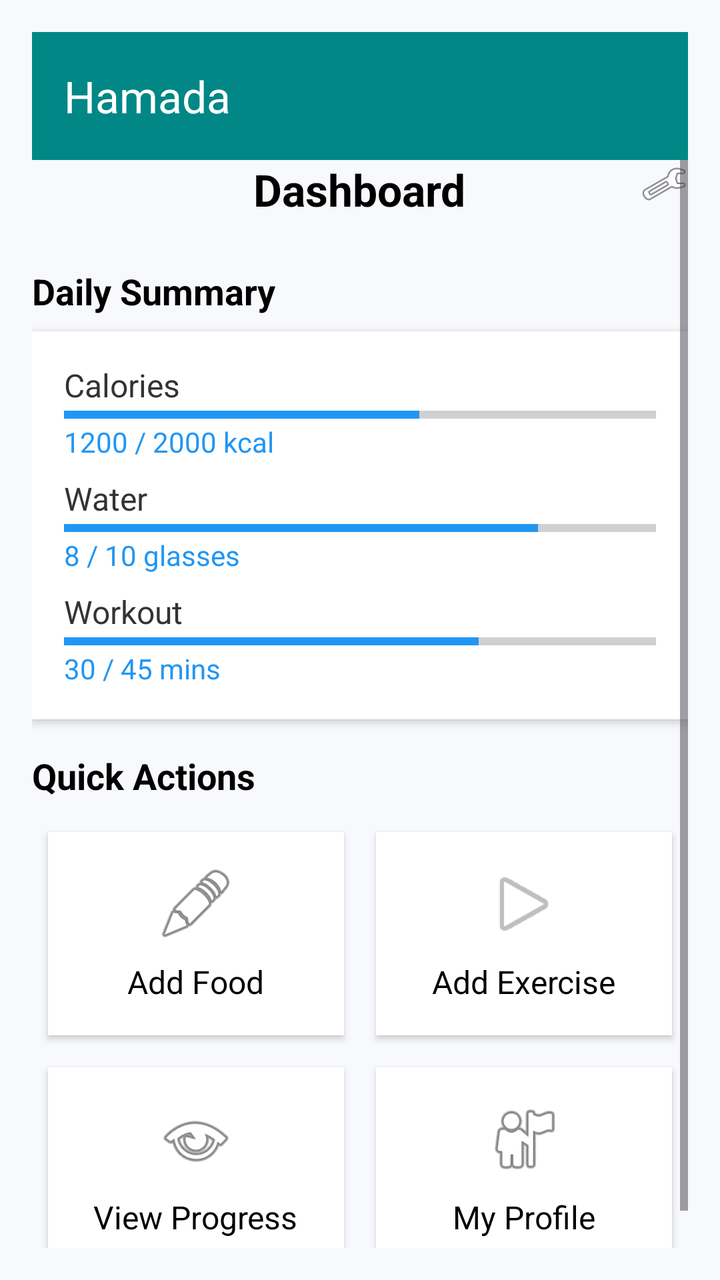
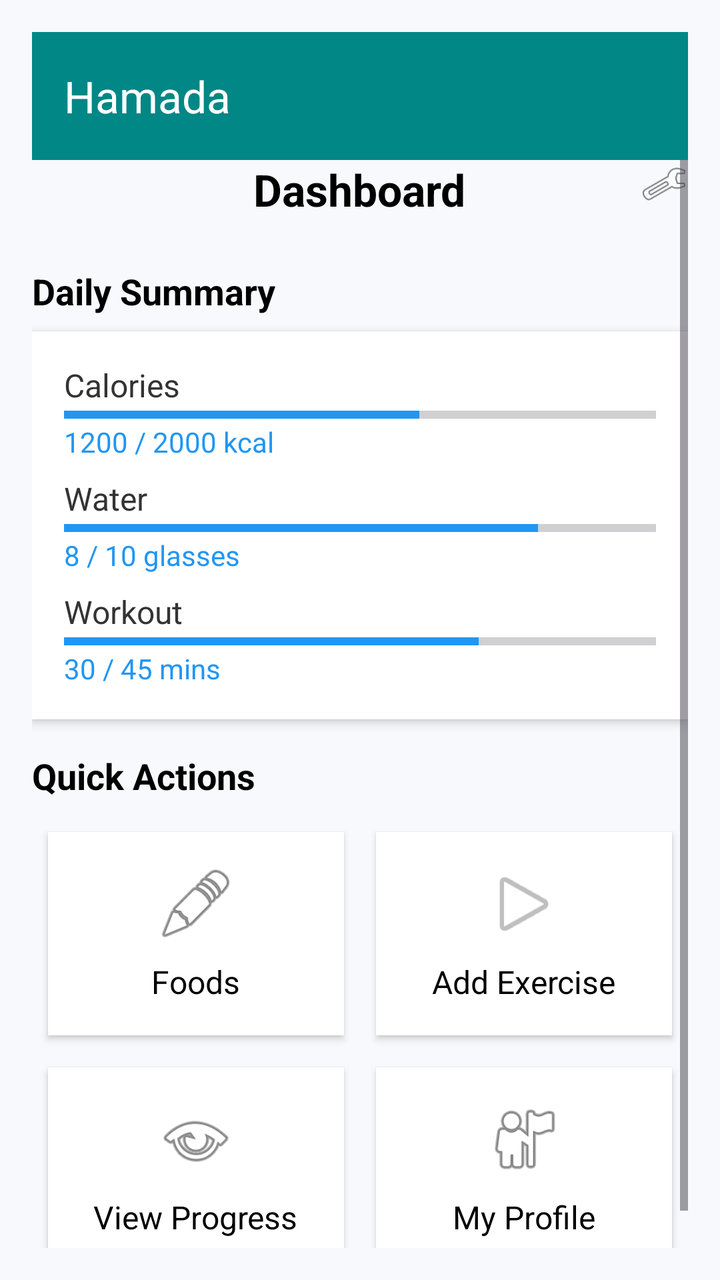

The first picture is an Android layout as it rendered before a commit; the second is the same layout after the commit. The layout source and the unified diff follow.
<!-- AndroidManifest.xml: application theme Theme.FinalHamada -->
<!-- res/layout/activity_dashboard1.xml -->
<?xml version="1.0" encoding="utf-8"?>
<androidx.drawerlayout.widget.DrawerLayout
    xmlns:android="http://schemas.android.com/apk/res/android"
    xmlns:app="http://schemas.android.com/apk/res-auto"
    android:id="@+id/drawer_layout"
    android:layout_width="match_parent"
    android:layout_height="match_parent">

    
    <LinearLayout
        android:id="@+id/main"
        android:orientation="vertical"
        android:layout_width="match_parent"
        android:layout_height="match_parent"
        android:background="#F7F9FC"
        android:padding="16dp">

        
        <androidx.appcompat.widget.Toolbar
            android:id="@+id/toolbar"
            android:layout_width="match_parent"
            android:layout_height="?attr/actionBarSize"
            android:background="@color/teal_700"
            app:title="Hamada"
            app:titleTextColor="@android:color/white"/>

        
        <ScrollView
            android:layout_width="match_parent"
            android:layout_height="match_parent">

            <LinearLayout
                android:orientation="vertical"
                android:layout_width="match_parent"
                android:layout_height="wrap_content">

                
                <RelativeLayout
                    android:layout_width="match_parent"
                    android:layout_height="wrap_content">

                    <TextView
                        android:id="@+id/tvTitle"
                        android:layout_width="wrap_content"
                        android:layout_height="wrap_content"
                        android:text="Dashboard"
                        android:textSize="22sp"
                        android:textStyle="bold"
                        android:layout_centerHorizontal="true"
                        android:layout_marginBottom="8dp"
                        android:textColor="#000"/>

                    <ImageView
                        android:src="@android:drawable/ic_menu_manage"
                        android:layout_alignParentEnd="true"
                        android:contentDescription="Settings"
                        android:layout_width="24dp"
                        android:layout_height="24dp"/>
                </RelativeLayout>

                
                <TextView
                    android:id="@+id/tvDailyS"
                    android:layout_width="wrap_content"
                    android:layout_height="wrap_content"
                    android:layout_marginTop="16dp"
                    android:layout_marginBottom="8dp"
                    android:text="Daily Summary"
                    android:textColor="#000"
                    android:textSize="18sp"
                    android:textStyle="bold" />

                <LinearLayout
                    android:orientation="vertical"
                    android:background="@android:color/white"
                    android:elevation="3dp"
                    android:padding="16dp"
                    android:layout_marginBottom="16dp"
                    android:layout_width="match_parent"
                    android:layout_height="wrap_content"
                    android:clipToOutline="true">

                    
                    <TextView
                        android:id="@+id/tvCalories"
                        android:layout_width="wrap_content"
                        android:layout_height="wrap_content"
                        android:text="Calories"
                        android:textColor="#333"
                        android:textSize="16sp" />

                    <ProgressBar
                        android:id="@+id/progressBar"
                        style="?android:attr/progressBarStyleHorizontal"
                        android:layout_width="match_parent"
                        android:layout_height="8dp"
                        android:max="100"
                        android:progress="60"
                        android:progressTint="#2196F3" />

                    <TextView
                        android:id="@+id/tvkcal"
                        android:layout_width="wrap_content"
                        android:layout_height="wrap_content"
                        android:layout_marginBottom="8dp"
                        android:text="1200 / 2000 kcal"
                        android:textColor="#2196F3"
                        android:textSize="14sp" />

                    
                    <TextView
                        android:id="@+id/tvWater"
                        android:layout_width="wrap_content"
                        android:layout_height="wrap_content"
                        android:text="Water"
                        android:textColor="#333"
                        android:textSize="16sp" />

                    <ProgressBar
                        android:id="@+id/progressBar2"
                        style="?android:attr/progressBarStyleHorizontal"
                        android:layout_width="match_parent"
                        android:layout_height="8dp"
                        android:max="100"
                        android:progress="80"
                        android:progressTint="#2196F3" />

                    <TextView
                        android:id="@+id/tvGlasses"
                        android:layout_width="wrap_content"
                        android:layout_height="wrap_content"
                        android:layout_marginBottom="8dp"
                        android:text="8 / 10 glasses"
                        android:textColor="#2196F3"
                        android:textSize="14sp" />

                    
                    <TextView
                        android:id="@+id/tvWorkout"
                        android:layout_width="wrap_content"
                        android:layout_height="wrap_content"
                        android:text="Workout"
                        android:textColor="#333"
                        android:textSize="16sp" />

                    <ProgressBar
                        android:id="@+id/progressBar3"
                        style="?android:attr/progressBarStyleHorizontal"
                        android:layout_width="match_parent"
                        android:layout_height="8dp"
                        android:max="100"
                        android:progress="70"
                        android:progressTint="#2196F3" />

                    <TextView
                        android:id="@+id/tvMins"
                        android:layout_width="wrap_content"
                        android:layout_height="wrap_content"
                        android:text="30 / 45 mins"
                        android:textColor="#2196F3"
                        android:textSize="14sp" />

                </LinearLayout>

                
                <TextView
                    android:id="@+id/tvActions"
                    android:layout_width="wrap_content"
                    android:layout_height="wrap_content"
                    android:layout_marginBottom="8dp"
                    android:text="Quick Actions"
                    android:textColor="#000"
                    android:textSize="18sp"
                    android:textStyle="bold" />

                <GridLayout
                    android:columnCount="2"
                    android:rowCount="2"
                    android:layout_width="match_parent"
                    android:layout_height="wrap_content">

                    
                    <LinearLayout
                        android:orientation="vertical"
                        android:gravity="center"
                        android:background="@android:color/white"
                        android:layout_margin="8dp"
                        android:elevation="2dp"
                        android:padding="16dp"
                        android:layout_width="0dp"
                        android:layout_height="wrap_content"
                        android:layout_columnWeight="1">

                        <ImageView
                            android:id="@+id/imageView"
                            android:layout_width="40dp"
                            android:layout_height="40dp"
                            android:src="@android:drawable/ic_menu_edit" />

                        <TextView
                            android:id="@+id/tvAddFood"
                            android:layout_width="wrap_content"
                            android:layout_height="wrap_content"
                            android:layout_marginTop="8dp"
                            android:text="Add Food"
                            android:textColor="#000"
                            android:textSize="16sp" />
                    </LinearLayout>

                    
                    <LinearLayout
                        android:orientation="vertical"
                        android:gravity="center"
                        android:background="@android:color/white"
                        android:layout_margin="8dp"
                        android:elevation="2dp"
                        android:padding="16dp"
                        android:layout_width="0dp"
                        android:layout_height="wrap_content"
                        android:layout_columnWeight="1">

                        <ImageView
                            android:id="@+id/imageView1"
                            android:layout_width="40dp"
                            android:layout_height="40dp"
                            android:src="@android:drawable/ic_media_play" />

                        <TextView
                            android:id="@+id/tvAddExercise"
                            android:layout_width="wrap_content"
                            android:layout_height="wrap_content"
                            android:layout_marginTop="8dp"
                            android:text="Add Exercise"
                            android:textColor="#000"
                            android:textSize="16sp" />
                    </LinearLayout>

                    
                    <LinearLayout
                        android:orientation="vertical"
                        android:gravity="center"
                        android:background="@android:color/white"
                        android:layout_margin="8dp"
                        android:elevation="2dp"
                        android:padding="16dp"
                        android:layout_width="0dp"
                        android:layout_height="wrap_content"
                        android:layout_columnWeight="1">

                        <ImageView
                            android:id="@+id/imageView2"
                            android:layout_width="40dp"
                            android:layout_height="40dp"
                            android:src="@android:drawable/ic_menu_view" />

                        <TextView
                            android:id="@+id/tvViewProgress"
                            android:layout_width="wrap_content"
                            android:layout_height="wrap_content"
                            android:layout_marginTop="8dp"
                            android:text="View Progress"
                            android:textColor="#000"
                            android:textSize="16sp" />
                    </LinearLayout>

                    
                    <LinearLayout
                        android:orientation="vertical"
                        android:gravity="center"
                        android:background="@android:color/white"
                        android:layout_margin="8dp"
                        android:elevation="2dp"
                        android:padding="16dp"
                        android:layout_width="0dp"
                        android:layout_height="wrap_content"
                        android:layout_columnWeight="1">

                        <ImageView
                            android:id="@+id/imageView3"
                            android:layout_width="40dp"
                            android:layout_height="40dp"
                            android:src="@android:drawable/ic_menu_myplaces" />

                        <TextView
                            android:id="@+id/tvProfile"
                            android:layout_width="wrap_content"
                            android:layout_height="wrap_content"
                            android:layout_marginTop="8dp"
                            android:text="My Profile"
                            android:textColor="#000"
                            android:textSize="16sp" />
                    </LinearLayout>

                </GridLayout>

            </LinearLayout>
        </ScrollView>

    </LinearLayout>

    
    <com.google.android.material.navigation.NavigationView
        android:id="@+id/navigation_view"
        android:layout_width="wrap_content"
        android:layout_height="match_parent"
        android:layout_gravity="start"
        android:background="#111"
        app:headerLayout="@layout/nav_header"
        app:menu="@menu/drawer_menu"
        app:itemTextAppearance="@style/NavigationViewItemText"
        app:itemIconTint="@null" />

</androidx.drawerlayout.widget.DrawerLayout>
<!-- res/layout/nav_header.xml (included above) -->
<?xml version="1.0" encoding="utf-8"?>
<LinearLayout xmlns:android="http://schemas.android.com/apk/res/android"
    android:orientation="vertical"
    android:background="@color/purple_500"
    android:padding="16dp"
    android:layout_width="match_parent"
    android:layout_height="160dp"
    android:gravity="bottom">

    <ImageView
        android:id="@+id/imageViewProfile"
        android:layout_width="64dp"
        android:layout_height="64dp"
        android:src="@drawable/ic_person"
        android:contentDescription="Profile Image"
        android:scaleType="centerCrop"
        android:background="@drawable/circle_background" />

    <TextView
        android:id="@+id/textViewName"
        android:layout_width="wrap_content"
        android:layout_height="wrap_content"
        android:text="@string/nav_header_title"
        android:textColor="@color/white"
        android:textSize="18sp"
        android:paddingTop="8dp" />

    <TextView
        android:id="@+id/textViewEmail"
        android:layout_width="wrap_content"
        android:layout_height="wrap_content"
        android:text="@string/nav_header_subtitle"
        android:textColor="@color/white" />
</LinearLayout>
<!-- resources referenced by this layout -->
<resources>
  <color name="purple_500">#6200EE</color>
  <color name="teal_700">#018786</color>
  <color name="white">#FFFFFF</color>
  <!-- drawable circle_background (drawable) -->
  <shape xmlns:android="http://schemas.android.com/apk/res/android"
      android:shape="oval">
      <solid android:color="@color/white"/>
  </shape>
  <!-- drawable ic_person (drawable) -->
  <vector xmlns:android="http://schemas.android.com/apk/res/android"
      android:width="24dp" android:height="24dp"
      android:viewportWidth="24" android:viewportHeight="24">
      <path android:fillColor="#000000"
          android:pathData="M12,12c2.7,0 5,-2.3 5,-5s-2.3,-5 -5,-5 -5,2.3 -5,5 2.3,5 5,5zM12,14c-3.3,0 -10,1.7 -10,5v3h20v-3c0,-3.3 -6.7,-5 -10,-5z"/>
  </vector>
  <string name="nav_header_subtitle">hamada@example.com</string>
  <string name="nav_header_title">Hamada</string>
  <style name="NavigationViewItemText" parent="TextAppearance.AppCompat.Body1">
          <item name="android:textColor">@color/black</item>
          <item name="android:textSize">16sp</item>
      </style>
  <style name="Theme.FinalHamada" parent="Base.Theme.FinalHamada" />
  <color name="black">#000000</color>
  <style name="Base.Theme.FinalHamada" parent="Theme.Material3.DayNight.NoActionBar">
          
      </style>
</resources>

<!-- the commit's change to res/layout/activity_dashboard1.xml (unified diff, before → after) -->
@@ -202,7 +202,7 @@
                             android:layout_width="wrap_content"
                             android:layout_height="wrap_content"
                             android:layout_marginTop="8dp"
-                            android:text="Add Food"
+                            android:text="Foods"
                             android:textColor="#000"
                             android:textSize="16sp" />
                     </LinearLayout>
